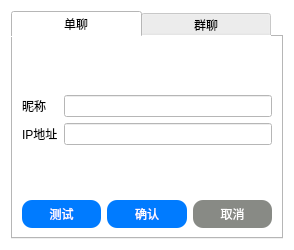
Qt form Qt-IM/add.ui (XiaoZheng2003/BIT-QT-IM) before a commit.
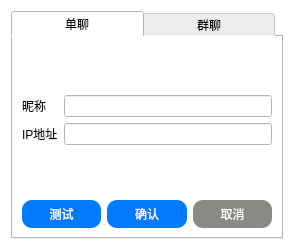
The same form after that commit.

What changed in the file:
```diff
--- a/Qt-IM/add.ui
+++ b/Qt-IM/add.ui
@@ -20,7 +20,11 @@
    <item>
     <widget class="QTabWidget" name="tabWidget">
      <property name="styleSheet">
-      <string notr="true">QTabBar::tab { min-width: 130px; max-width: 260px; }</string>
+      <string notr="true">QTabBar::tab { min-width: 132px; max-width: 264px; }
+QTabWidget::tab-bar { 
+	alignment: center; 
+} 
+</string>
      </property>
      <property name="currentIndex">
       <number>0</number>
```
